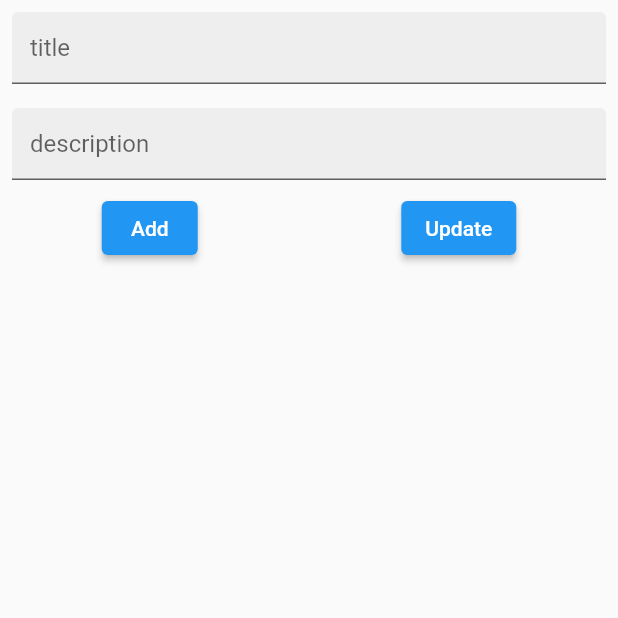
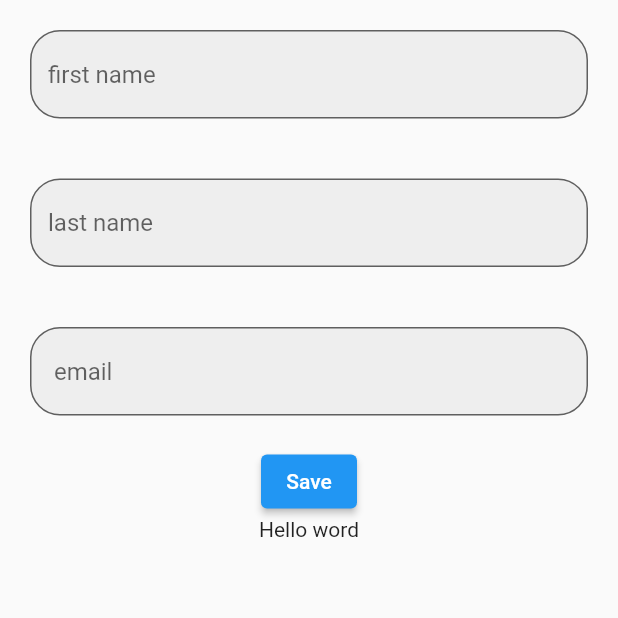
Before and after one commit to Rasedislam12/colon, a Flutter app: the screen it shows after launch, on a phone screen of 412 x 824 dp, the top half of it. Run offline on Flutter 3.47's test engine with Material 2 defaults, Android fonts, the light colour scheme and no system bars; our stand-ins replace cloud_firestore, firebase_auth, firebase_core, sqflite; accounts and stored records are empty.

Commit message:
four commit

```diff
--- /dev/null
+++ b/lib/home/sqflite.dart
@@ -0,0 +1,94 @@
+import 'package:dev2/logicfile/database_model.dart';
+import 'package:dev2/logicfile/databasehelper.dart';
+import 'package:flutter/material.dart';
+import 'package:sqflite/sqflite.dart';
+
+class sqflite extends StatefulWidget {
+  const sqflite({Key? key}) : super(key: key);
+
+  @override
+  State<sqflite> createState() => _sqfliteState();
+}
+
+class _sqfliteState extends State<sqflite> {
+  late TextEditingController fnameeditingcontroller;
+  late TextEditingController lnameeditingcontroller;
+  late TextEditingController emaileditingcontroller;
+
+  @override
+  void initState() {
+    fnameeditingcontroller = TextEditingController();
+    lnameeditingcontroller = TextEditingController();
+    emaileditingcontroller = TextEditingController();
+    super.initState();
+  }
+
+  @override
+  Widget build(BuildContext context) {
+    return Scaffold(
+      body: SafeArea(
+          child: SingleChildScrollView(
+        child: Column(
+          children: [
+            Padding(
+              padding: const EdgeInsets.all(20),
+              child: TextField(
+                controller: fnameeditingcontroller,
+                decoration: InputDecoration(
+                    filled: true,
+                    fillColor: Colors.grey[200],
+                    hintText: 'first name',
+                    border: OutlineInputBorder(
+                        borderRadius: BorderRadius.circular(20))),
+              ),
+            ),
+            Padding(
+              padding: const EdgeInsets.all(20),
+              child: TextField(
+                controller: lnameeditingcontroller,
+                decoration: InputDecoration(
+                    filled: true,
+                    fillColor: Colors.grey[200],
+                    hintText: 'last name',
+                    border: OutlineInputBorder(
+                        borderRadius: BorderRadius.circular(20))),
+              ),
+            ),
+            Padding(
+              padding: const EdgeInsets.all(20),
+              child: TextField(
+                controller: emaileditingcontroller,
+                decoration: InputDecoration(
+                    filled: true,
+                    fillColor: Colors.grey[200],
+                    hintText: ' email',
+                    border: OutlineInputBorder(
+                        borderRadius: BorderRadius.circular(20))),
+              ),
+            ),
+            ElevatedButton(
+                onPressed: () async {
+                  final customer = customermodel(
+                      id: 1,
+                      fristname: fnameeditingcontroller.text,
+                      lastname: lnameeditingcontroller.text,
+                      email: emaileditingcontroller.text);
+                  await DatabaseHelper.instance.addcustomer(customer);
+                  print(customer.fristname);
+                },
+                child: Text("Save")),
+            Container(
+              height: MediaQuery.of(context).size.height / 1.5,
+              width: MediaQuery.of(context).size.width,
+              child: Column(
+                children: [
+                  Text('Hello word'),
+                ],
+              ),
+            )
+          ],
+        ),
+      )),
+    );
+  }
+}
--- /dev/null
+++ b/lib/logicfile/database_model.dart
@@ -0,0 +1,43 @@
+// import 'package:flutter/foundation.dart';
+
+// class databasemodel {
+//   int? id;
+//   String? firstname;
+//   String? lastname;
+//   String? email;
+//   databasemodel({this.id, this.firstname, this.lastname, this.email});
+
+//   factory databasemodel.formmap(Map<String, dynamic> data) => databasemodel(
+//       id: data['id'],
+//       firstname: data['first_name'],
+//       lastname: data['last_name'],
+//       email: data['email']);
+
+//   Map<String, dynamic> tomap() => {
+//         'id': id,
+//         "first_name": firstname,
+//         "last_name": lastname,
+//         "email": email
+//       };
+// }
+
+class customermodel {
+  int? id;
+  String? fristname;
+  String? lastname;
+  String? email;
+  customermodel({this.id, this.fristname, this.lastname, this.email});
+
+  factory customermodel.frommap(Map<String, dynamic> data) => customermodel(
+      id: data['id'],
+      fristname: data['first_name'],
+      lastname: data['last_name'],
+      email: data['email']);
+
+  Map<String, dynamic> tomap() => {
+        'id': id,
+        'first_name': fristname,
+        'last_name': lastname,
+        'email': email
+      };
+}
--- /dev/null
+++ b/lib/logicfile/databasehelper.dart
@@ -0,0 +1,75 @@
+// import 'dart:io';
+
+// import 'package:path_provider/path_provider.dart';
+// import 'package:sqflite/sqflite.dart';
+// import 'package:sqflite/sqlite_api.dart';
+// import 'package:path/path.dart';
+
+// class Databasehelper {
+//   Databasehelper._priverconstactor();
+//   static final Databasehelper instance = Databasehelper._priverconstactor();
+//   static Database? _database;
+
+//   Future<Database> get database async => _database ?? await initdata();
+//   Future<Database> initdata() async {
+//     Directory documentdirectory = await getApplicationDocumentsDirectory();
+//     String path = join(documentdirectory.path, 'customerdata.db');
+//     return await openDatabase(path, version: 1,
+//         onCreate: (Database db, int version) async {
+//       await db.execute("""
+//   CREATE TABLE customerdata(
+
+// id INTEGER PRIMARY EEY,
+// first_name TEXT,
+// last_name TEXT,
+// email TEXT
+
+//   )
+
+//   """);
+//     });
+//   }
+// }
+import 'dart:io';
+
+import 'package:cloud_firestore/cloud_firestore.dart';
+import 'package:dev2/logicfile/database_model.dart';
+import 'package:path_provider/path_provider.dart';
+import 'package:sqflite/sqflite.dart';
+import 'package:path/path.dart';
+
+class DatabaseHelper {
+  DatabaseHelper._priverconstactor();
+  static final DatabaseHelper instance = DatabaseHelper._priverconstactor();
+  static Database? _database;
+
+  Future<Database> get database async => _database ?? await initdata();
+
+  Future<Database> initdata() async {
+    Directory documentdirectrory = await getApplicationDocumentsDirectory();
+    String path = join(documentdirectrory.path, "customer.db");
+    return await openDatabase(path, version: 1,
+        onCreate: (Database db, int verssion) async {
+      await db.execute('''
+CREATE TABLE customer(
+  id INTEGER PRIMARY KEY,
+  first_name TEXT,
+  last_name TEXT,
+  email TEXT
+)
+
+
+''');
+    });
+  }
+
+  Future<int> addcustomer(customermodel Customermodel) async {
+    Database db = await instance.database;
+    return await db.insert('customer', customermodel().tomap());
+  }
+
+  // Future<int> addcustomer(databasemodel Databasemodel) async {
+  //   Database db = await instance.database;
+  //   return await db.insert('customer', databasemodel().tomap());
+  // }
+}
--- a/lib/main.dart
+++ b/lib/main.dart
@@ -1,5 +1,8 @@
+import 'package:dev2/home/fast2.dart';
 import 'package:dev2/home/homepage.dart';
 import 'package:dev2/home/page.dart';
+import 'package:dev2/home/sqflite.dart';
+import 'package:dev2/home/test.dart';
 import 'package:dev2/loginfo/loginpage.dart';
 import 'package:firebase_core/firebase_core.dart';
 import 'package:flutter/material.dart';
@@ -34,7 +37,7 @@ class _HomepageState extends State<Homepage> {
   @override
   Widget build(BuildContext context) {
     return Scaffold(
-      body: page1(),
+      body: sqflite(),
     );
   }
 }
--- a/pubspec.yaml
+++ b/pubspec.yaml
@@ -38,6 +38,8 @@ dependencies:
   firebase_auth:
   cloud_firestore:
   permission_handler:
+  sqflite: ^2.0.2+1
+  path_provider: ^2.0.10
 
 
 dev_dependencies:
```
Also changed, not shown: lib/home/fast2.dart (added, +188 -0 lines), lib/home/page.dart (+31 -0 lines), lib/home/test.dart (added, +67 -0 lines), pubspec.lock.
